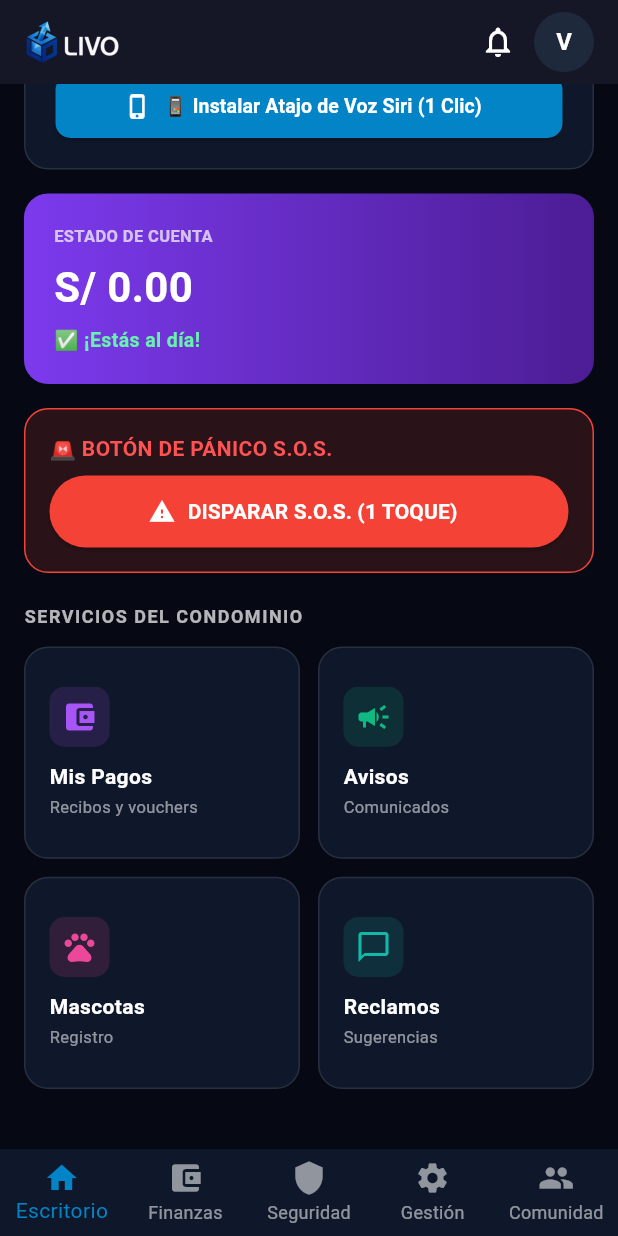
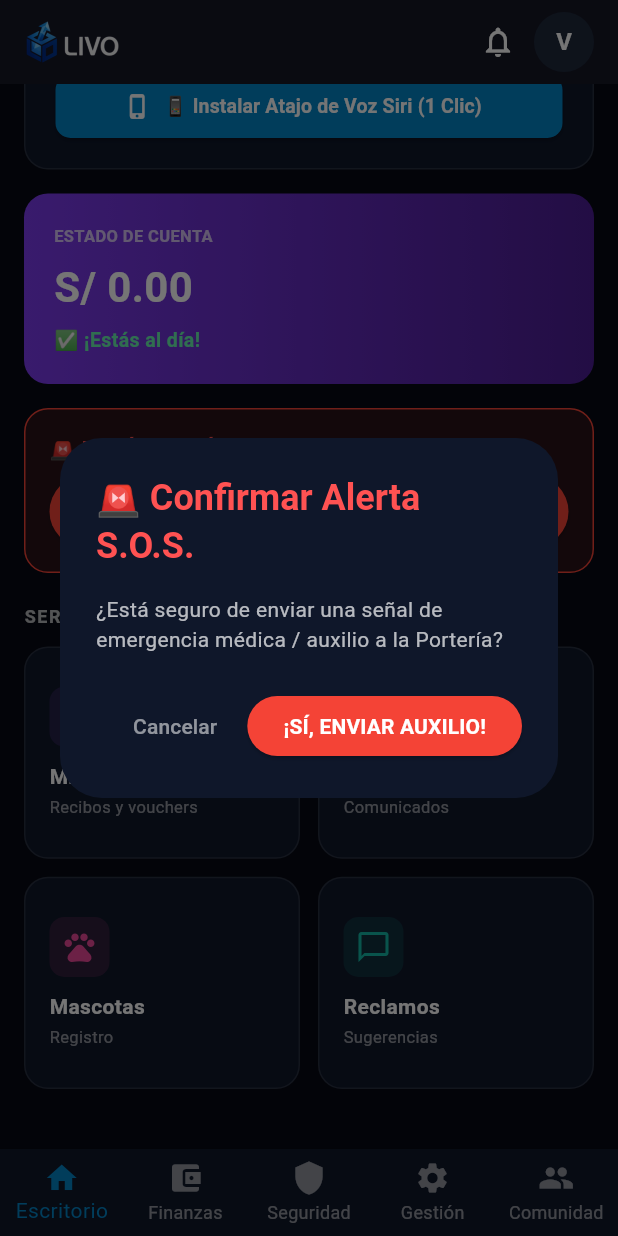
Before and after one commit to KristianBlink182/webinapp, a Flutter app: the DashboardScreen screen opened directly with empty values, scrolled down 114 dp, after a tap on "DISPARAR S.O.S. (1 TOQUE)", on a phone screen of 412 x 824 dp. Run offline on Flutter 3.47's test engine with Material 3 defaults, Android fonts, the phone set to English and light mode, and no system bars; our stand-ins replace shared_preferences; accounts and stored records are empty; network calls fail.

Commit message:
Fix SOS panic button payload and confirmation modal

```diff
--- a/public/mobile_app/lib/screens/dashboard_screen.dart
+++ b/public/mobile_app/lib/screens/dashboard_screen.dart
@@ -32,14 +32,40 @@ class _DashboardScreenState extends State<DashboardScreen> {
   bool _sosEnviado = false;
 
   void _dispararSOS() async {
+  final confirm = await showDialog<bool>(
+    context: context,
+    builder: (ctx) => AlertDialog(
+      backgroundColor: const Color(0xFF0F172A),
+      title: const Text('🚨 Confirmar Alerta S.O.S.', style: TextStyle(color: Colors.redAccent, fontWeight: FontWeight.bold)),
+      content: const Text('¿Está seguro de enviar una señal de emergencia médica / auxilio a la Portería?', style: TextStyle(color: Colors.white70)),
+      actions: [
+        TextButton(
+          onPressed: () => Navigator.pop(ctx, false),
+          child: const Text('Cancelar', style: TextStyle(color: Colors.white54)),
+        ),
+        ElevatedButton(
+          style: ElevatedButton.styleFrom(backgroundColor: Colors.red),
+          onPressed: () => Navigator.pop(ctx, true),
+          child: const Text('¡SÍ, ENVIAR AUXILIO!', style: TextStyle(color: Colors.white, fontWeight: FontWeight.bold)),
+        ),
+      ],
+    ),
+  );
+
+  if (confirm == true) {
     final result = await ApiService.dispararSOS(widget.token);
     if (result['success'] == true) {
       setState(() => _sosEnviado = true);
       ScaffoldMessenger.of(context).showSnackBar(
-        SnackBar(backgroundColor: Colors.green, content: Text(result['message'])),
+        SnackBar(backgroundColor: Colors.green, content: Text(result['message'] ?? 'Alerta S.O.S. enviada.')),
+      );
+    } else {
+      ScaffoldMessenger.of(context).showSnackBar(
+        SnackBar(backgroundColor: Colors.red, content: Text(result['message'] ?? 'Error al enviar S.O.S.')),
       );
     }
   }
+}
 
   void _abrirSiriShortcut() async {
     final Uri url = Uri.parse('https://www.icloud.com/shortcuts/653d6f68abc0490a81e73c2773d36a90');
```
Also changed, not shown: 1 other file.
